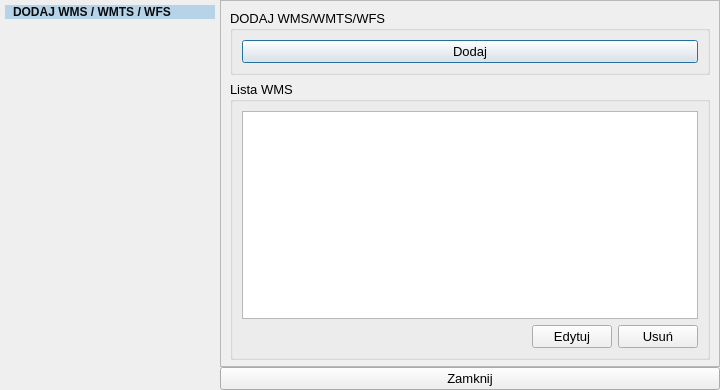
This is Wms_wmts/WMS_WMTS.ui in GIAPspzoo/GIAP_PolaMap_lite as Qt 5 draws it before an edit. The edited form follows.
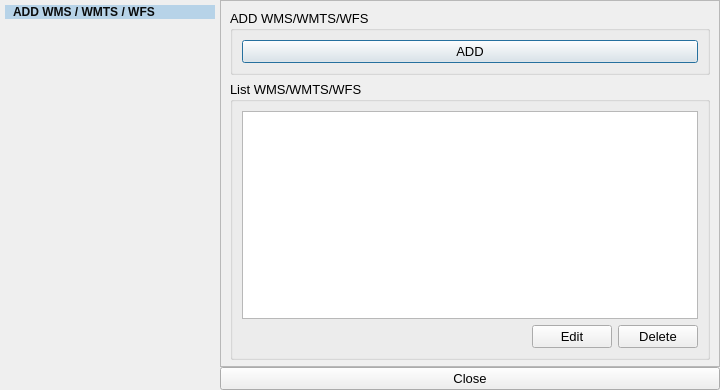
This is the edited form. Icons and pictures are not drawn.

```diff
--- a/Wms_wmts/WMS_WMTS.ui
+++ b/Wms_wmts/WMS_WMTS.ui
@@ -112,13 +112,13 @@
           <item row="0" column="0">
            <widget class="QGroupBox" name="DodajWMS_WMTS">
             <property name="title">
-             <string>DODAJ WMS/WMTS/WFS</string>
+             <string>ADD WMS/WMTS/WFS</string>
             </property>
             <layout class="QGridLayout" name="gridLayout_4">
              <item row="0" column="0">
               <widget class="QPushButton" name="add_btn">
                <property name="text">
-                <string>Dodaj</string>
+                <string>ADD</string>
                </property>
               </widget>
              </item>
@@ -128,20 +128,20 @@
           <item row="1" column="0">
            <widget class="QGroupBox" name="groupBox">
             <property name="title">
-             <string>Lista WMS</string>
+             <string>List WMS/WMTS/WFS</string>
             </property>
             <layout class="QGridLayout" name="gridLayout_3">
              <item row="1" column="1">
               <widget class="QPushButton" name="edit_btn">
                <property name="text">
-                <string>Edytuj</string>
+                <string>Edit</string>
                </property>
               </widget>
              </item>
              <item row="1" column="2">
               <widget class="QPushButton" name="remove_btn">
                <property name="text">
-                <string>Usuń</string>
+                <string>Delete</string>
                </property>
               </widget>
              </item>
@@ -192,7 +192,7 @@
      <item>
       <widget class="QPushButton" name="close_btn">
        <property name="text">
-        <string>Zamknij</string>
+        <string>Close</string>
        </property>
       </widget>
      </item>
@@ -263,7 +263,7 @@
    padding-right: 5px;</string>
         </property>
         <property name="text">
-         <string>DODAJ WMS / WMTS / WFS</string>
+         <string>ADD WMS / WMTS / WFS</string>
         </property>
        </widget>
       </item>
```
Left out of the diff: 2 changed lines with no effect on the pictures.
